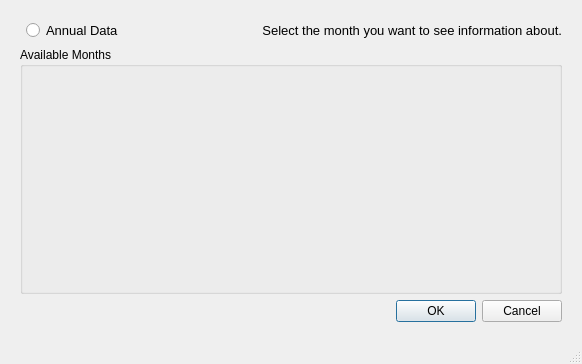
First picture: the form in Month.ui, repository SeanMilty95/FinalScraper, before the edit.
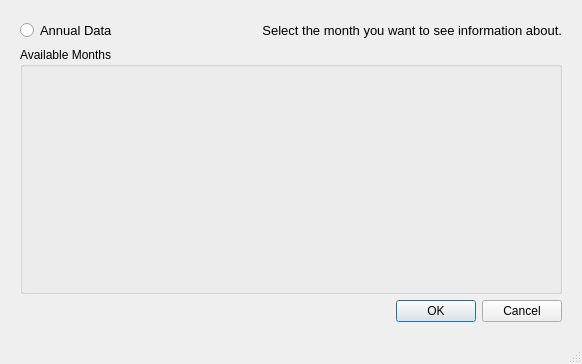
Second picture: the form after the edit.

The edit to the form file:
```diff
--- a/Month.ui
+++ b/Month.ui
@@ -51,6 +51,12 @@
     </item>
     <item row="3" column="0" colspan="2">
      <widget class="QLabel" name="ErrorLabel">
+      <property name="minimumSize">
+       <size>
+        <width>300</width>
+        <height>0</height>
+       </size>
+      </property>
       <property name="font">
        <font>
         <pointsize>10</pointsize>
@@ -68,7 +74,7 @@
       </property>
      </widget>
     </item>
-    <item row="1" column="1">
+    <item row="1" column="0">
      <widget class="QRadioButton" name="AnnualData">
       <property name="font">
        <font>
@@ -80,7 +86,7 @@
       </property>
      </widget>
     </item>
-    <item row="1" column="2">
+    <item row="1" column="1" colspan="2">
      <widget class="QLabel" name="label">
       <property name="font">
        <font>
```
